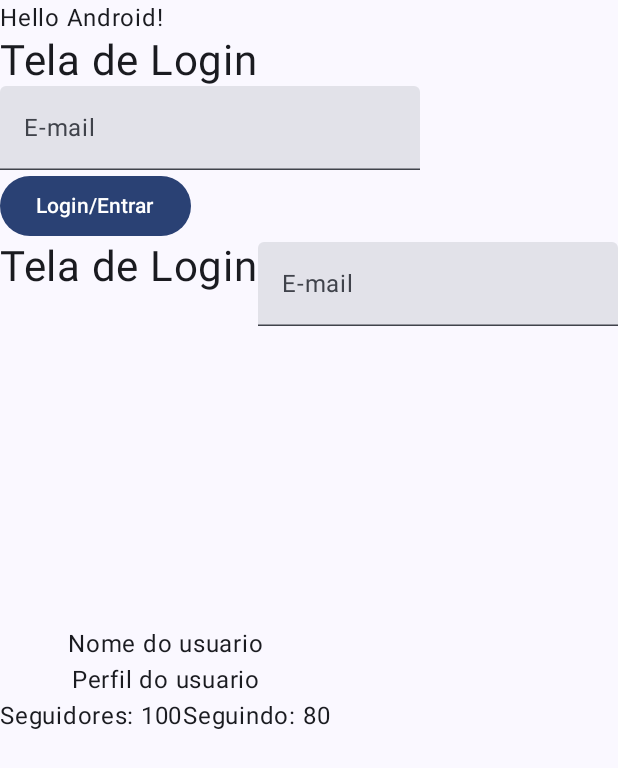
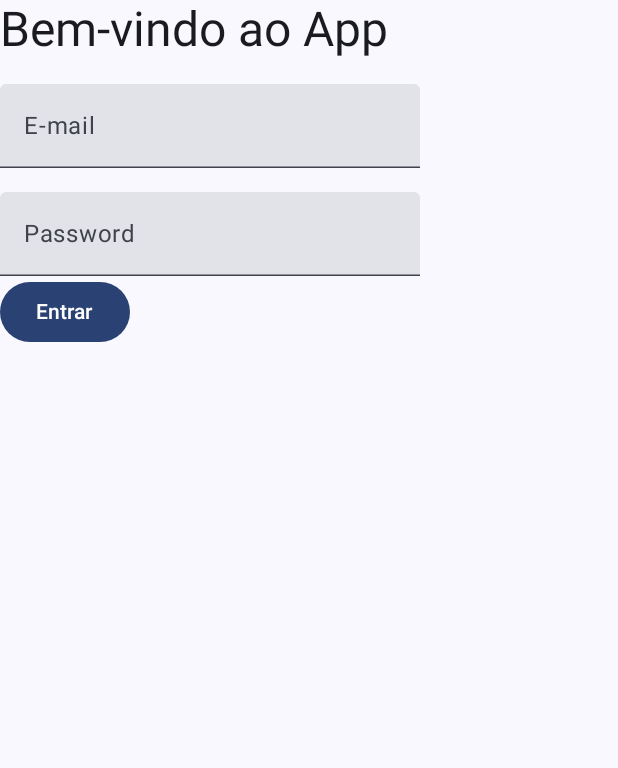
Before and after one commit to fatec-registro-yuri-villanova/compose-intro, an Android app built with Jetpack Compose: the screen it shows after launch (MainActivity), on a phone screen of 412 x 824 dp. Shown: the top 768 px of the screen. Run offline under Robolectric (Android 15) with nearby library versions, the phone set to English and light mode, and no system bars.

Commit message:
Refactor: Extract login screen and components
This commit refactors the main activity by extracting the login functionality into a dedicated `LoginScreen` composable.

The following new composables were created:
- `LoginScreen`: Manages the overall login UI, including input fields and the action button.
- `LoginInputField`: A reusable composable for text input fields used in the login screen.
- `ActionButton`: A reusable composable for buttons used in the login screen.

The `MainActivity` now simply calls `LoginScreen` within its content.

```diff
--- a/app/src/main/java/com/fatec/composeintro/MainActivity.kt
+++ b/app/src/main/java/com/fatec/composeintro/MainActivity.kt
@@ -17,6 +17,7 @@ import com.fatec.composeintro.ui.components.EmailInputText
 import com.fatec.composeintro.ui.components.LoginButton
 import com.fatec.composeintro.ui.components.TituloDaTela
 import com.fatec.composeintro.ui.screens.ProfileLayout
+import com.fatec.composeintro.ui.screens.login.LoginScreen
 import com.fatec.composeintro.ui.theme.ComposeIntroTheme
 
 class MainActivity : ComponentActivity() {
@@ -26,21 +27,11 @@ class MainActivity : ComponentActivity() {
         setContent {
             ComposeIntroTheme {
                 Scaffold(modifier = Modifier.fillMaxSize()) { innerPadding ->
-                    Column {
-                        Column(
-                            modifier = Modifier.padding(innerPadding)
-                        ) {
-                            Greeting(name = "Android")
-                            TituloDaTela()
-                            EmailInputText()
-                            LoginButton()
-                        }
-                        Row {
-                            TituloDaTela()
-                            EmailInputText()
-                            LoginButton()
-                        }
-                        ProfileLayout()
+
+                    Column(
+                        modifier = Modifier.padding(innerPadding)
+                    ) {
+                        LoginScreen()
                     }
                 }
             }
--- /dev/null
+++ b/app/src/main/java/com/fatec/composeintro/ui/components/login/ActionButton.kt
@@ -0,0 +1,19 @@
+package com.fatec.composeintro.ui.components.login
+
+import androidx.compose.material3.Button
+import androidx.compose.material3.Text
+import androidx.compose.runtime.Composable
+import androidx.compose.ui.Modifier
+
+@Composable
+fun ActionButton(
+    text: String,
+    onClick: () -> Unit,
+    modifier: Modifier = Modifier
+) {
+    Button(
+        onClick = onClick,
+    ) {
+        Text(text = text)
+    }
+}
--- /dev/null
+++ b/app/src/main/java/com/fatec/composeintro/ui/components/login/LoginInputField.kt
@@ -0,0 +1,20 @@
+package com.fatec.composeintro.ui.components.login
+
+import androidx.compose.material3.Text
+import androidx.compose.material3.TextField
+import androidx.compose.runtime.Composable
+import androidx.compose.ui.Modifier
+
+@Composable
+fun LoginInputField(
+    label: String,
+    value: String,
+    onValueChange: (String) -> Unit,
+    modifier: Modifier = Modifier
+) {
+    TextField(
+        value = value,
+        onValueChange = onValueChange,
+        label = { Text(label) }
+    )
+}
--- /dev/null
+++ b/app/src/main/java/com/fatec/composeintro/ui/screens/login/LoginScreen.kt
@@ -0,0 +1,54 @@
+package com.fatec.composeintro.ui.screens.login
+
+import android.app.Notification.Action
+import androidx.compose.foundation.layout.Column
+import androidx.compose.foundation.layout.Spacer
+import androidx.compose.foundation.layout.height
+import androidx.compose.material3.MaterialTheme
+import androidx.compose.material3.Text
+import androidx.compose.runtime.Composable
+import androidx.compose.runtime.getValue
+import androidx.compose.runtime.mutableStateOf
+import androidx.compose.runtime.remember
+import androidx.compose.runtime.setValue
+import androidx.compose.ui.Modifier
+import androidx.compose.ui.unit.dp
+import com.fatec.composeintro.ui.components.login.ActionButton
+import com.fatec.composeintro.ui.components.login.LoginInputField
+
+@Composable
+fun LoginScreen(modifier: Modifier = Modifier) {
+    var email by remember{ mutableStateOf("") }
+    var password by remember{ mutableStateOf("") }
+
+    Column {
+        Text(
+            text = "Bem-vindo ao App",
+            style = MaterialTheme.typography.headlineLarge
+        )
+
+        Spacer(modifier = Modifier.height(16.dp))
+
+        LoginInputField(
+            label = "E-mail",
+            value = email,
+            onValueChange = {
+                novoTextoDigitado -> email = novoTextoDigitado}
+        )
+        Spacer(modifier = Modifier.height(16.dp))
+
+        LoginInputField(
+            label = "Password",
+            value = password,
+            onValueChange = {
+                    novoTextoDigitado -> password = novoTextoDigitado}
+        )
+
+        ActionButton(
+            text = "Entrar",
+            onClick = {
+                println("Clicou no login com o email $email e a senha $password")
+            }
+        )
+    }
+}
```
